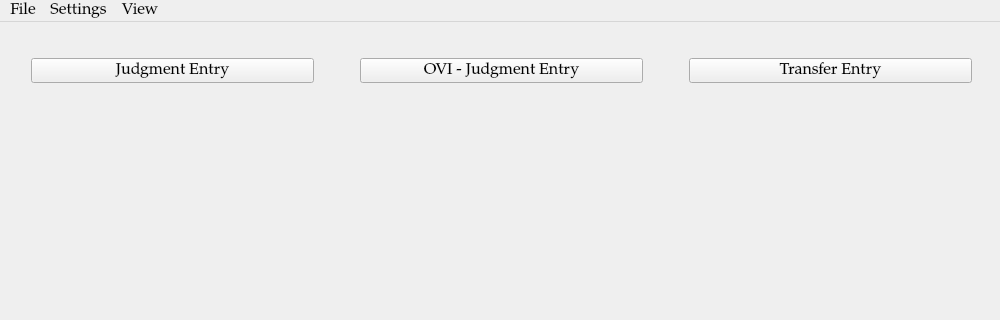
Above: ui/MainWindow.ui from HunterProgram22/MuniEntry before the change; both pictures show x 0 to 1000 and y 0 to 320 of the 1000 by 800 pixel window. Below: the same form after it.
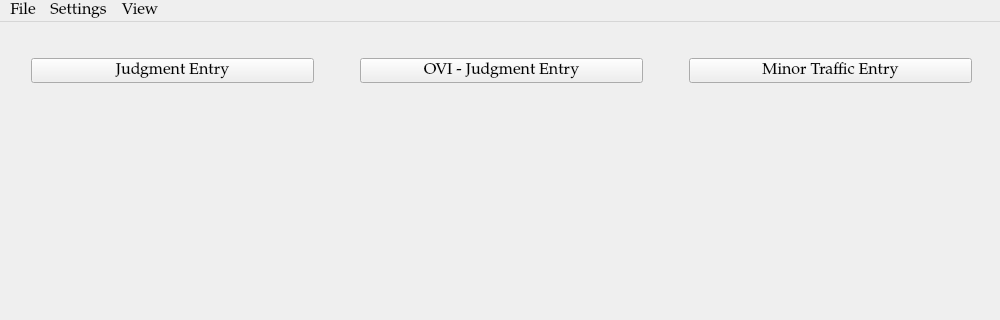
That is the form after the change.

Commit message: Started new dialog for no jail traffic.

What changed in the file:
```diff
--- a/ui/MainWindow.ui
+++ b/ui/MainWindow.ui
@@ -26,7 +26,7 @@
    <string>MuniEntry</string>
   </property>
   <widget class="QWidget" name="centralwidget">
-   <widget class="QWidget" name="">
+   <widget class="QWidget" name="layoutWidget">
     <property name="geometry">
      <rect>
       <x>31</x>
@@ -66,7 +66,7 @@
      <item row="0" column="4">
       <widget class="QPushButton" name="pushButton">
        <property name="text">
-        <string>Transfer Entry</string>
+        <string>Minor Traffic Entry</string>
        </property>
       </widget>
      </item>
```
Left out of the diff: 20 changed lines with no effect on the pictures. The commit also changes 11 other files.
